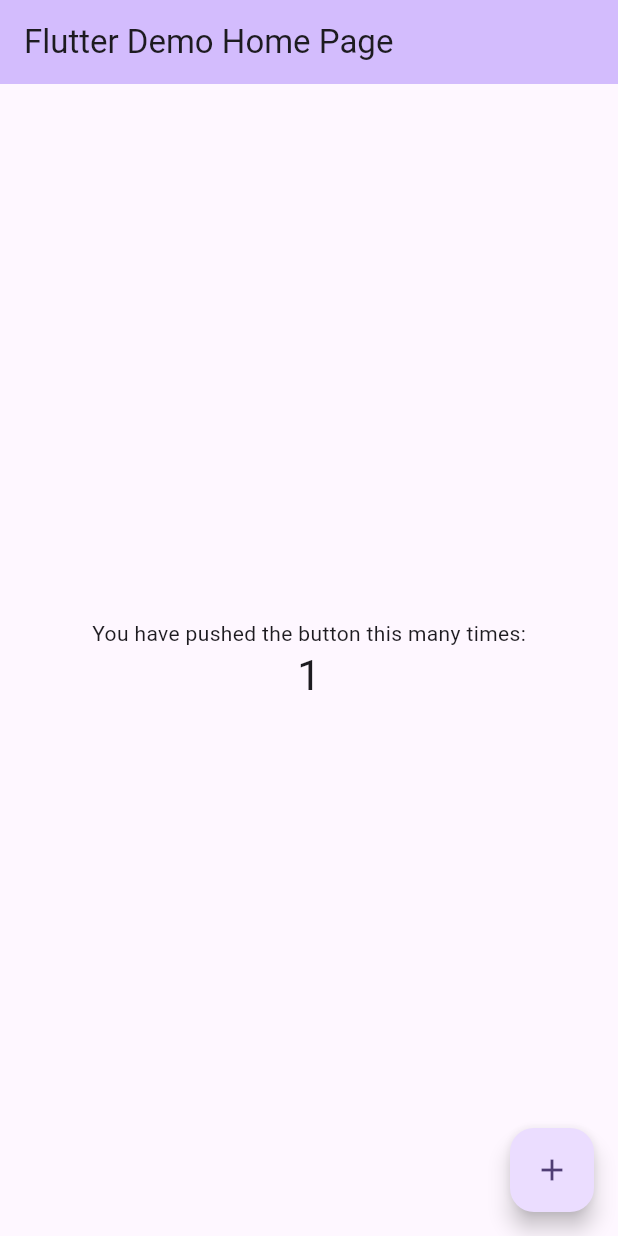
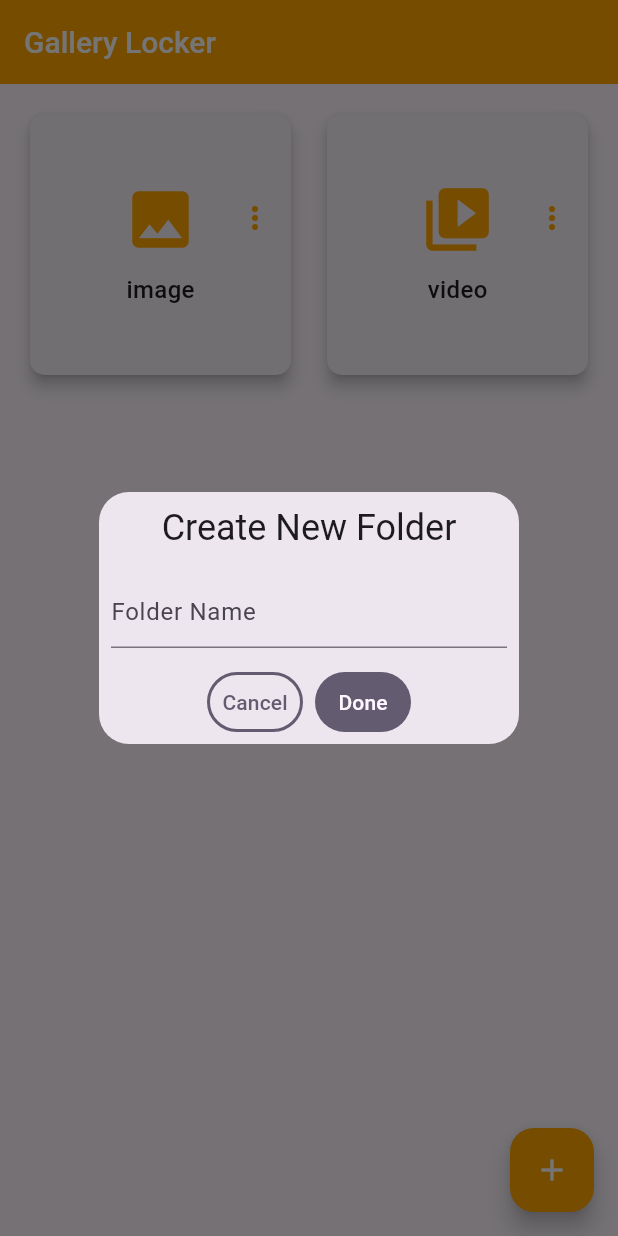
Before and after one commit to majidbhuiyan20/Gallery_Locker, a Flutter app: the screen it shows after launch, after a tap on the "add" icon, on a phone screen of 412 x 824 dp. Run offline on Flutter 3.47's test engine with Material 3 defaults, Android fonts, the phone set to English and light mode, and no system bars; our stand-ins replace file_picker, flutter_speed_dial, get, shared_preferences.

Commit message:
Basic UI and Functionality

```diff
--- /dev/null
+++ b/lib/app/binding/home_binding.dart
@@ -0,0 +1,10 @@
+import 'package:get/get.dart';
+import '../controller/home_controller.dart';
+
+
+class HomeBinding extends Bindings {
+  @override
+  void dependencies() {
+    Get.lazyPut<HomeController>(() => HomeController());
+  }
+}
--- /dev/null
+++ b/lib/app/const/app_colors.dart
@@ -0,0 +1,5 @@
+import 'package:flutter/material.dart';
+
+class AppColors{
+  static const Color appBarColor = Color(0xFFFFA500);
+}
--- /dev/null
+++ b/lib/app/controller/home_controller.dart
@@ -0,0 +1,47 @@
+import 'package:flutter/material.dart';
+import 'package:get/get.dart';
+
+import '../view_model/media_folder.dart';
+
+class HomeController extends GetxController {
+  var folders = <MediaFolder>[].obs;
+  final folderNameController = TextEditingController();
+
+  @override
+  void onInit() {
+    super.onInit();
+    // Initialize with default folders
+    folders.addAll([
+      MediaFolder(name: 'image', icon: Icons.image, path: '/image'),
+      MediaFolder(name: 'video', icon: Icons.video_library, path: '/video'),
+    ]);
+  }
+
+  void addFolder(String name) {
+    final path = '/${name.toLowerCase().replaceAll(' ', '_')}';
+    folders.add(MediaFolder(
+      name: name,
+      icon: Icons.folder,
+      path: path,
+    ));
+  }
+
+  void deleteFolder(String path) {
+    folders.removeWhere((folder) => folder.path == path);
+    Get.snackbar("Deleted", "Folder has been removed", snackPosition: SnackPosition.BOTTOM);
+  }
+
+  void renameFolder(String oldPath, String newName) {
+    final newPath = '/${newName.toLowerCase().replaceAll(' ', '_')}';
+    final index = folders.indexWhere((folder) => folder.path == oldPath);
+    if (index != -1) {
+      folders[index] = MediaFolder(
+        name: newName,
+        icon: folders[index].icon,
+        path: newPath,
+      );
+      folders.refresh();  // Notify GetX that list has changed
+      Get.snackbar("Renamed", "Folder renamed to $newName", snackPosition: SnackPosition.BOTTOM);
+    }
+  }
+}
--- /dev/null
+++ b/lib/app/view_model/media_folder.dart
@@ -0,0 +1,13 @@
+import 'package:flutter/material.dart';
+
+class MediaFolder {
+  final String name;
+  final IconData icon;
+  final String path;
+
+  MediaFolder({
+    required this.name,
+    required this.icon,
+    required this.path,
+  });
+}
--- /dev/null
+++ b/lib/app/views/home_view.dart
@@ -0,0 +1,169 @@
+import 'package:flutter/material.dart';
+import 'package:get/get.dart';
+import 'package:shared_preferences/shared_preferences.dart';
+import '../controller/home_controller.dart';
+import 'folder_contents_view.dart';
+import '../const/app_colors.dart';
+
+class HomeView extends GetView<HomeController> {
+  const HomeView({super.key});
+
+  @override
+  Widget build(BuildContext context) {
+    return Scaffold(
+      appBar: AppBar(
+        backgroundColor: AppColors.appBarColor,
+        title: const Text("Gallery Locker"),
+        elevation: 0,
+        titleTextStyle: const TextStyle(
+          color: Colors.white,
+          fontSize: 20,
+          fontWeight: FontWeight.w500,
+        ),
+      ),
+      body: Padding(
+        padding: const EdgeInsets.all(16.0),
+        child: Obx(() {
+          return GridView.count(
+            crossAxisCount: 2,
+            crossAxisSpacing: 16.0,
+            mainAxisSpacing: 16.0,
+            children: controller.folders
+                .map((folder) => _buildCard(
+              icon: folder.icon,
+              label: folder.name,
+              folderPath: folder.path,
+              context: context,
+              onTap: () async {
+                print("Tapped on folder: ${folder.name} with path: ${folder.path}");
+                await PreferenceService.saveLastOpenedFolder(folder.path);
+                Get.to(() => FolderContentsView(folderName: folder.name, folderPath: folder.path));
+              },
+            ))
+                .toList(),
+          );
+        }),
+      ),
+      floatingActionButton: FloatingActionButton(
+        onPressed: () {
+          _showAddFolderDialog(context);
+        },
+        backgroundColor: AppColors.appBarColor,
+        child: const Icon(Icons.add, color: Colors.white),
+      ),
+    );
+  }
+
+  void _showAddFolderDialog(BuildContext context) {
+    controller.folderNameController.clear();
+    Get.defaultDialog(
+      title: "Create New Folder",
+      content: TextField(
+        controller: controller.folderNameController,
+        decoration: const InputDecoration(hintText: "Folder Name"),
+      ),
+      textCancel: "Cancel",
+      textConfirm: "Done",
+      onConfirm: () {
+        if (controller.folderNameController.text.isNotEmpty) {
+          controller.addFolder(controller.folderNameController.text);
+          Get.back();
+        }
+      },
+    );
+  }
+
+  Widget _buildCard({
+    required IconData icon,
+    required String label,
+    required String folderPath,
+    required BuildContext context,
+    required VoidCallback onTap,
+  }) {
+    return GestureDetector(
+      onTap: onTap,
+      child: Card(
+        elevation: 4.0,
+        shape: RoundedRectangleBorder(
+          borderRadius: BorderRadius.circular(10.0),
+        ),
+        child: Column(
+          mainAxisAlignment: MainAxisAlignment.center,
+          children: <Widget>[
+            Stack(
+              children: [
+                Align(
+                  alignment: Alignment.topRight,
+                  child: PopupMenuButton<String>(
+                    onSelected: (value) {
+                      if (value == 'rename') {
+                        // Handle rename action
+                        _showRenameFolderDialog(context, folderPath, label);
+                      } else if (value == 'delete') {
+                        // Handle delete action
+                        controller.deleteFolder(folderPath);
+                      }
+                    },
+                    itemBuilder: (BuildContext context) {
+                      return {'Rename', 'Delete'}.map((String choice) {
+                        return PopupMenuItem<String>(
+                          value: choice.toLowerCase(),
+                          child: Text(choice),
+                        );
+                      }).toList();
+                    },
+                    icon: Icon(Icons.more_vert, color: AppColors.appBarColor),
+                  ),
+                ),
+                Center(
+                  child: Column(
+                    mainAxisAlignment: MainAxisAlignment.center,
+                    children: [
+                      Icon(icon, size: 50.0, color: AppColors.appBarColor),
+                      const SizedBox(height: 10.0),
+                      Text(
+                        label,
+                        style: const TextStyle(fontSize: 16.0, fontWeight: FontWeight.w500),
+                      ),
+                    ],
+                  ),
+                ),
+              ],
+            ),
+          ],
+        ),
+      ),
+    );
+  }
+
+  void _showRenameFolderDialog(BuildContext context, String oldPath, String oldName) {
+    controller.folderNameController.text = oldName;
+    Get.defaultDialog(
+      title: "Rename Folder",
+      content: TextField(
+        controller: controller.folderNameController,
+        decoration: const InputDecoration(hintText: "New Folder Name"),
+      ),
+      textCancel: "Cancel",
+      textConfirm: "Rename",
+      onConfirm: () {
+        if (controller.folderNameController.text.isNotEmpty) {
+          controller.renameFolder(oldPath, controller.folderNameController.text);
+          Get.back();
+        }
+      },
+    );
+  }
+}
+
+class PreferenceService {
+  static Future<void> saveLastOpenedFolder(String path) async {
+    final prefs = await SharedPreferences.getInstance();
+    await prefs.setString('lastOpenedFolder', path);
+  }
+
+  static Future<String?> getLastOpenedFolder() async {
+    final prefs = await SharedPreferences.getInstance();
+    return prefs.getString('lastOpenedFolder');
+  }
+}
--- a/lib/main.dart
+++ b/lib/main.dart
@@ -1,4 +1,7 @@
 import 'package:flutter/material.dart';
+import 'package:get/get.dart';
+import 'package:gallery_locker/app/views/home_view.dart';
+import 'app/binding/home_binding.dart';
 
 void main() {
   runApp(const MyApp());
@@ -7,116 +10,22 @@ void main() {
 class MyApp extends StatelessWidget {
   const MyApp({super.key});
 
-  // This widget is the root of your application.
   @override
   Widget build(BuildContext context) {
-    return MaterialApp(
-      title: 'Flutter Demo',
+    return GetMaterialApp(  // 🔑 Use GetMaterialApp instead of MaterialApp
+      debugShowCheckedModeBanner: false,
+      title: 'Gallery Locker',
       theme: ThemeData(
-        // This is the theme of your application.
-        //
-        // TRY THIS: Try running your application with "flutter run". You'll see
-        // the application has a purple toolbar. Then, without quitting the app,
-        // try changing the seedColor in the colorScheme below to Colors.green
-        // and then invoke "hot reload" (save your changes or press the "hot
-        // reload" button in a Flutter-supported IDE, or press "r" if you used
-        // the command line to start the app).
-        //
-        // Notice that the counter didn't reset back to zero; the application
-        // state is not lost during the reload. To reset the state, use hot
-        // restart instead.
-        //
-        // This works for code too, not just values: Most code changes can be
-        // tested with just a hot reload.
         colorScheme: ColorScheme.fromSeed(seedColor: Colors.deepPurple),
       ),
-      home: const MyHomePage(title: 'Flutter Demo Home Page'),
+      initialRoute: '/home',
+      getPages: [
+        GetPage(
+          name: '/home',
+          page: () => HomeView(),
+          binding: HomeBinding(),
+        ),
+      ],
     );
   }
 }
-
-class MyHomePage extends StatefulWidget {
-  const MyHomePage({super.key, required this.title});
-
-  // This widget is the home page of your application. It is stateful, meaning
-  // that it has a State object (defined below) that contains fields that affect
-  // how it looks.
-
-  // This class is the configuration for the state. It holds the values (in this
-  // case the title) provided by the parent (in this case the App widget) and
-  // used by the build method of the State. Fields in a Widget subclass are
-  // always marked "final".
-
-  final String title;
-
-  @override
-  State<MyHomePage> createState() => _MyHomePageState();
-}
-
-class _MyHomePageState extends State<MyHomePage> {
-  int _counter = 0;
-
-  void _incrementCounter() {
-    setState(() {
-      // This call to setState tells the Flutter framework that something has
-      // changed in this State, which causes it to rerun the build method below
-      // so that the display can reflect the updated values. If we changed
-      // _counter without calling setState(), then the build method would not be
-      // called again, and so nothing would appear to happen.
-      _counter++;
-    });
-  }
-
-  @override
-  Widget build(BuildContext context) {
-    // This method is rerun every time setState is called, for instance as done
-    // by the _incrementCounter method above.
-    //
-    // The Flutter framework has been optimized to make rerunning build methods
-    // fast, so that you can just rebuild anything that needs updating rather
-    // than having to individually change instances of widgets.
-    return Scaffold(
-      appBar: AppBar(
-        // TRY THIS: Try changing the color here to a specific color (to
-        // Colors.amber, perhaps?) and trigger a hot reload to see the AppBar
-        // change color while the other colors stay the same.
-        backgroundColor: Theme.of(context).colorScheme.inversePrimary,
-        // Here we take the value from the MyHomePage object that was created by
-        // the App.build method, and use it to set our appbar title.
-        title: Text(widget.title),
-      ),
-      body: Center(
-        // Center is a layout widget. It takes a single child and positions it
-        // in the middle of the parent.
-        child: Column(
-          // Column is also a layout widget. It takes a list of children and
-          // arranges them vertically. By default, it sizes itself to fit its
-          // children horizontally, and tries to be as tall as its parent.
-          //
-          // Column has various properties to control how it sizes itself and
-          // how it positions its children. Here we use mainAxisAlignment to
-          // center the children vertically; the main axis here is the vertical
-          // axis because Columns are vertical (the cross axis would be
-          // horizontal).
-          //
-          // TRY THIS: Invoke "debug painting" (choose the "Toggle Debug Paint"
-          // action in the IDE, or press "p" in the console), to see the
-          // wireframe for each widget.
-          mainAxisAlignment: MainAxisAlignment.center,
-          children: <Widget>[
-            const Text('You have pushed the button this many times:'),
-            Text(
-              '$_counter',
-              style: Theme.of(context).textTheme.headlineMedium,
-            ),
-          ],
-        ),
-      ),
-      floatingActionButton: FloatingActionButton(
-        onPressed: _incrementCounter,
-        tooltip: 'Increment',
-        child: const Icon(Icons.add),
-      ), // This trailing comma makes auto-formatting nicer for build methods.
-    );
-  }
-}
```
Also changed, not shown: lib/app/app_pages.dart (added, +14 -0 lines), lib/app/controller/folder_content_controller.dart (added, +29 -0 lines), lib/app/views/folder_contents_view.dart (added, +168 -0 lines), pubspec.yaml (+7 -0 lines), pubspec.lock, 4 other files.
